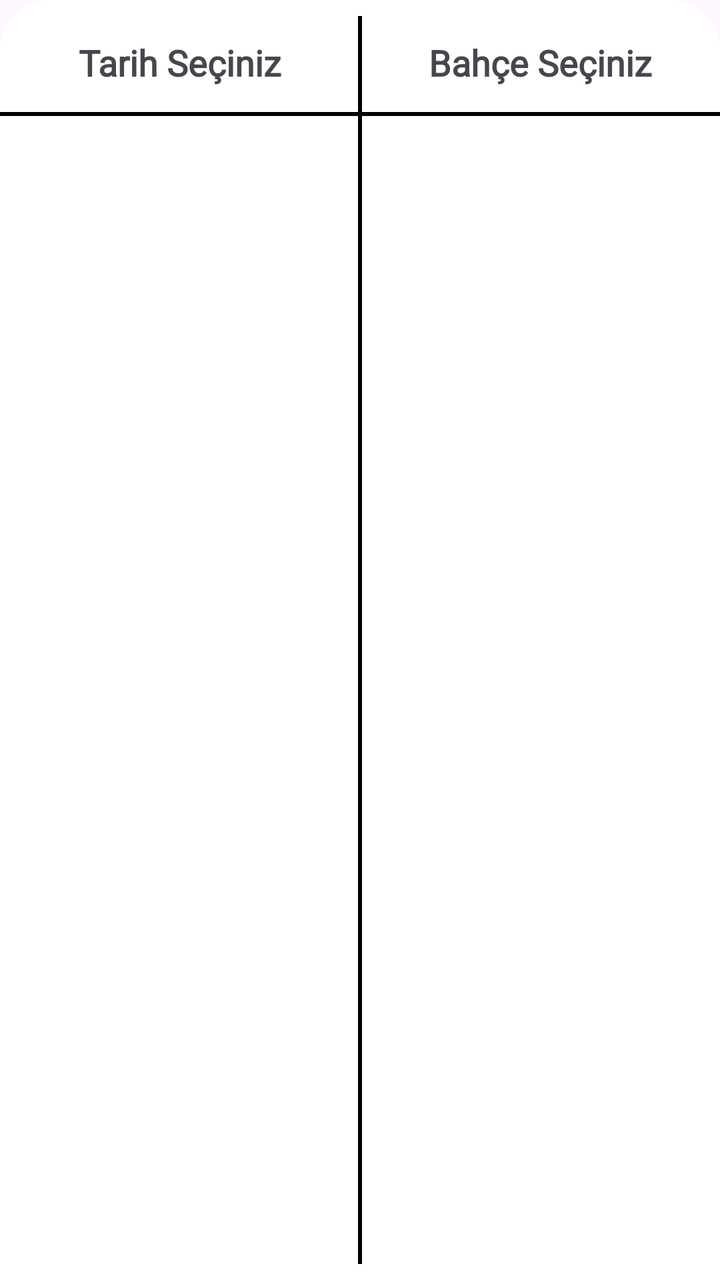
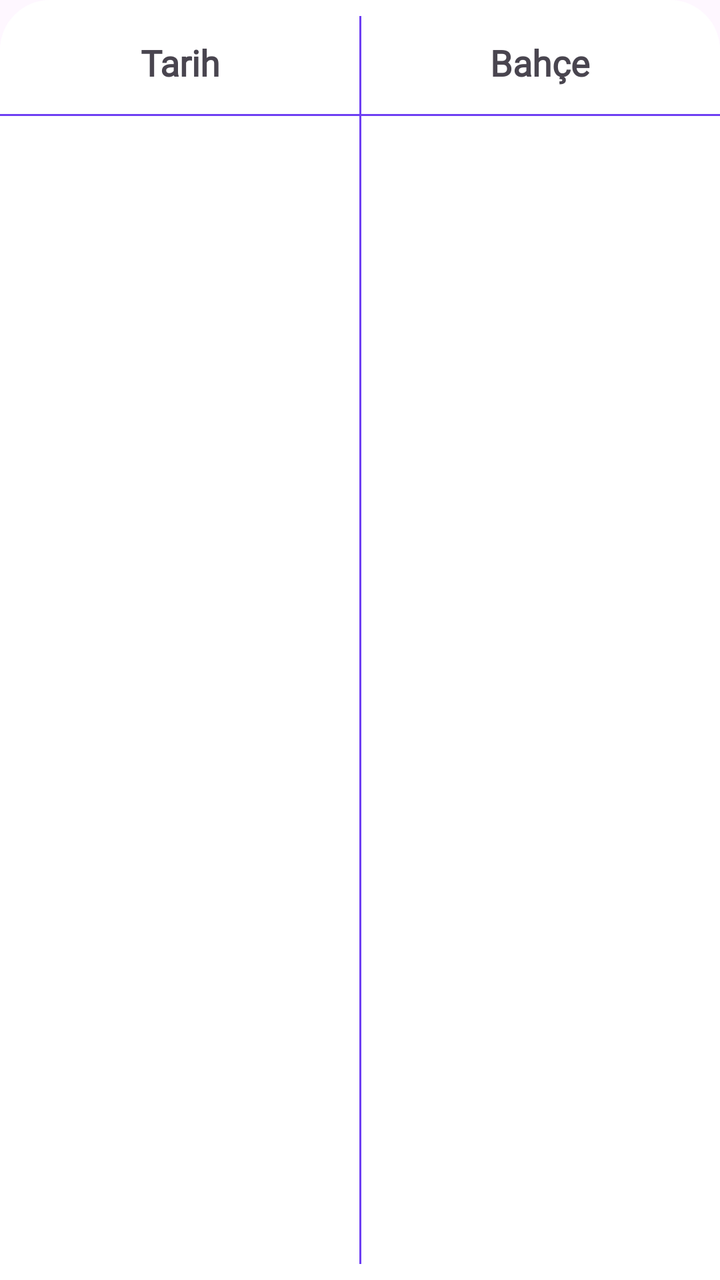

The first picture is an Android layout as it rendered before a commit; the second is the same layout after the commit. The layout source and the unified diff follow.
<!-- AndroidManifest.xml: application theme Theme.DesignExample -->
<!-- res/layout/fragment_item_list_dialog_list_dialog.xml -->
<?xml version="1.0" encoding="utf-8"?>
<androidx.constraintlayout.widget.ConstraintLayout xmlns:android="http://schemas.android.com/apk/res/android"
    xmlns:app="http://schemas.android.com/apk/res-auto"
    xmlns:tools="http://schemas.android.com/tools"
    android:id="@+id/list"
    android:layout_width="match_parent"
    android:layout_height="match_parent"
    android:clipToPadding="false"
    android:orientation="horizontal"
    android:paddingTop="@dimen/list_item_spacing_half"
    android:paddingBottom="@dimen/list_item_spacing_half"
    tools:context=".design.ItemListDialogFragment"
    android:background="@drawable/bottomsheet_shape">

    <androidx.recyclerview.widget.RecyclerView
        android:id="@+id/TarihSecimRecyclerView"
        android:layout_width="0dp"
        android:layout_height="wrap_content"
        android:layout_marginTop="50dp"
        android:scrollbars="vertical"
        app:layout_constraintEnd_toStartOf="@+id/BahceSecimRecyclerView"
        app:layout_constraintHorizontal_bias="0.5"
        app:layout_constraintStart_toStartOf="parent"
        app:layout_constraintTop_toTopOf="parent"
        app:layout_constraintWidth_percent="0.5"/>

    <androidx.recyclerview.widget.RecyclerView
        android:id="@+id/BahceSecimRecyclerView"
        android:layout_width="0dp"
        android:layout_height="wrap_content"
        android:scrollbars="vertical"
        app:layout_constraintEnd_toEndOf="parent"
        app:layout_constraintHorizontal_bias="0.5"
        app:layout_constraintStart_toEndOf="@+id/TarihSecimRecyclerView"
        app:layout_constraintTop_toTopOf="@+id/TarihSecimRecyclerView"
        app:layout_constraintWidth_percent="0.5" />

    <TextView
        android:id="@+id/BottomSheetTarihTextView"
        android:layout_width="0dp"
        android:layout_height="0dp"
        android:fontFamily="@font/plus_jakarta_sans"
        android:padding="11dp"
        android:text="Tarih Seçiniz"
        android:textAlignment="center"
        android:textSize="18sp"
        android:textStyle="bold"
        app:layout_constraintBottom_toTopOf="@+id/BahceSecimRecyclerView"
        app:layout_constraintStart_toStartOf="parent"
        app:layout_constraintTop_toTopOf="parent"
        app:layout_constraintWidth_percent="0.5" />

    <View
        android:layout_width="match_parent"
        android:layout_height="2dp"
        android:background="#000000"
        app:layout_constraintBottom_toBottomOf="@+id/BottomSheetTarihTextView" />

    <View
        android:layout_width="2dp"
        android:layout_height="match_parent"
        android:background="#000000"
        app:layout_constraintBottom_toBottomOf="parent"
        app:layout_constraintEnd_toEndOf="parent"
        app:layout_constraintStart_toStartOf="parent"
        app:layout_constraintTop_toTopOf="parent" />

    <TextView
        android:id="@+id/BottomSheetBahceTextView"
        android:layout_width="0dp"
        android:layout_height="0dp"
        android:fontFamily="@font/plus_jakarta_sans"
        android:padding="11dp"
        android:text="Bahçe Seçiniz"
        android:textAlignment="center"
        android:textSize="18sp"
        android:textStyle="bold"
        app:layout_constraintBottom_toTopOf="@+id/BahceSecimRecyclerView"
        app:layout_constraintEnd_toEndOf="parent"
        app:layout_constraintTop_toTopOf="parent"
        app:layout_constraintWidth_percent="0.5" />


</androidx.constraintlayout.widget.ConstraintLayout>
<!-- resources referenced by this layout -->
<resources>
  <dimen name="list_item_spacing_half">8dp</dimen>
  <!-- drawable bottomsheet_shape (drawable) -->
  <?xml version="1.0" encoding="utf-8"?>
  <shape xmlns:android="http://schemas.android.com/apk/res/android"
      android:shape="rectangle">
  
      <solid android:color="@color/white"/>
      <corners android:topLeftRadius="25dp" android:topRightRadius="25dp"/>
  
  </shape>
  <style name="Theme.DesignExample" parent="Base.Theme.DesignExample" />
  <color name="white">#FFFFFFFF</color>
  <style name="Base.Theme.DesignExample" parent="Theme.Material3.DayNight.NoActionBar">
          
          
          <item name="android:statusBarColor">@color/black</item>
      </style>
  <color name="black">#FF000000</color>
</resources>

<!-- the commit's change to res/layout/fragment_item_list_dialog_list_dialog.xml (unified diff, before → after) -->
@@ -41,7 +41,7 @@
         android:layout_height="0dp"
         android:fontFamily="@font/plus_jakarta_sans"
         android:padding="11dp"
-        android:text="Tarih Seçiniz"
+        android:text="Tarih"
         android:textAlignment="center"
         android:textSize="18sp"
         android:textStyle="bold"
@@ -52,14 +52,14 @@
 
     <View
         android:layout_width="match_parent"
-        android:layout_height="2dp"
-        android:background="#000000"
+        android:layout_height="1dp"
+        android:background="#6E3FF3"
         app:layout_constraintBottom_toBottomOf="@+id/BottomSheetTarihTextView" />
 
     <View
-        android:layout_width="2dp"
+        android:layout_width="1dp"
         android:layout_height="match_parent"
-        android:background="#000000"
+        android:background="#6E3FF3"
         app:layout_constraintBottom_toBottomOf="parent"
         app:layout_constraintEnd_toEndOf="parent"
         app:layout_constraintStart_toStartOf="parent"
@@ -71,7 +71,7 @@
         android:layout_height="0dp"
         android:fontFamily="@font/plus_jakarta_sans"
         android:padding="11dp"
-        android:text="Bahçe Seçiniz"
+        android:text="Bahçe"
         android:textAlignment="center"
         android:textSize="18sp"
         android:textStyle="bold"
